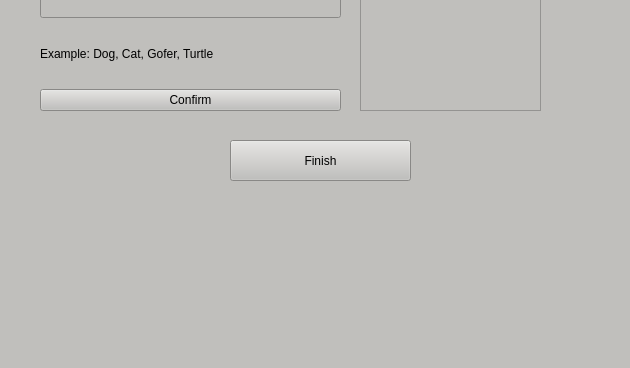
First picture: the form in res/pages/createproj.ui, repository Sam-Seaberry/Custom_Dataset_Object_Detection, before the edit; both pictures show x 0 to 630 and y 160 to 528 of the 630 by 528 pixel window.
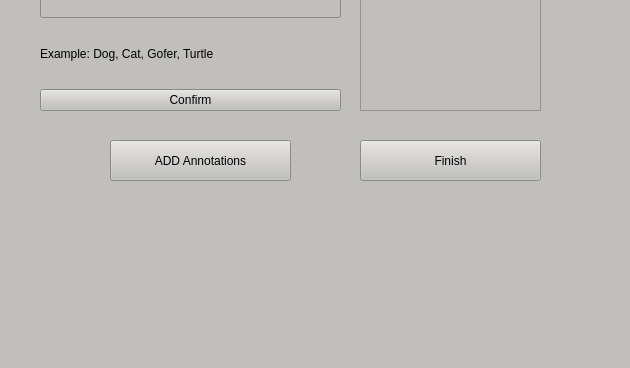
Second picture: the form after the edit. The open tabs and pages were chosen to show the change.

Patch:
```diff
--- a/res/pages/createproj.ui
+++ b/res/pages/createproj.ui
@@ -541,7 +541,7 @@
     <widget class="QPushButton" name="completeProjCreate">
      <property name="geometry">
       <rect>
-       <x>200</x>
+       <x>330</x>
        <y>230</y>
        <width>181</width>
        <height>41</height>
@@ -551,6 +551,19 @@
       <string>Finish</string>
      </property>
     </widget>
+    <widget class="QPushButton" name="addAnnotations">
+     <property name="geometry">
+      <rect>
+       <x>80</x>
+       <y>230</y>
+       <width>181</width>
+       <height>41</height>
+      </rect>
+     </property>
+     <property name="text">
+      <string>ADD Annotations</string>
+     </property>
+    </widget>
    </widget>
    <widget class="QWidget" name="createProjPage4">
     <widget class="QLabel" name="label_15">
```
Left out of the diff: 2 changed lines with no effect on the pictures.
